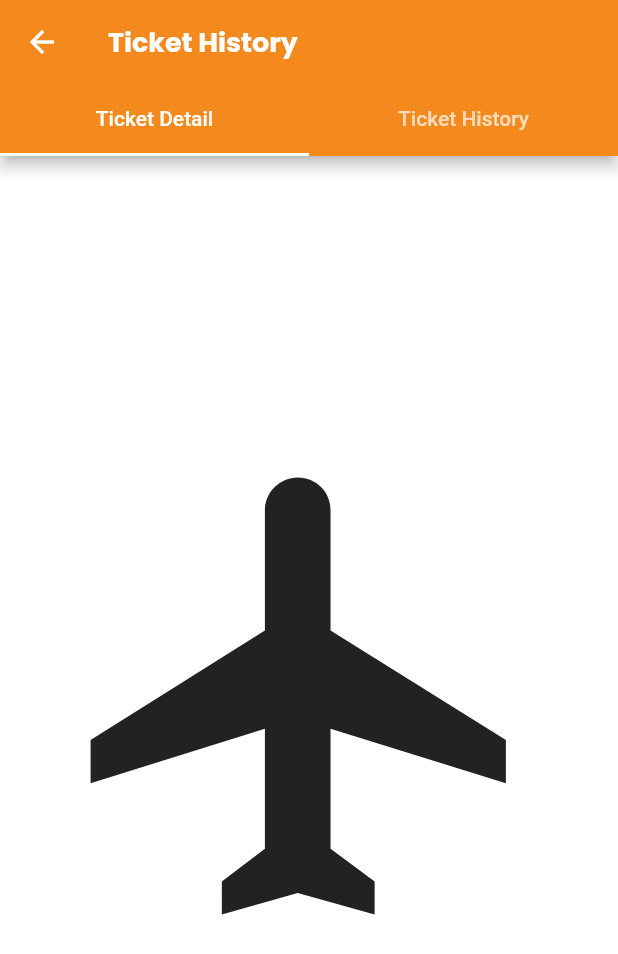
After one commit to Dbzeus/admin_profixr, a Flutter app: the TicketHistoryScreen screen opened by its route, on a phone screen of 412 x 824 dp. The commit adds this screen. Shown: the top 954 px of the screen. Run offline on Flutter 3.47's test engine with Material 2 defaults, Android fonts, the phone set to English and light mode, and no system bars; our stand-ins replace cached_network_image, dio, flutter_svg, get, get_storage, google_fonts and 1 more; accounts and stored records are empty; network calls fail; project files that could hold a hidden picture were left out.

Commit message:
ticket ui finished

```diff
--- a/lib/routes/app_pages.dart
+++ b/lib/routes/app_pages.dart
@@ -8,10 +8,13 @@ import 'package:profixer_admin/screens/auth/verification/verification_screen.dar
 import 'package:profixer_admin/screens/category_menu/category_Menu_screen.dart';
 
 import 'package:profixer_admin/screens/main/main_screen.dart';
+import 'package:profixer_admin/screens/new_ticket/new_ticket_screen.dart';
 import 'package:profixer_admin/screens/onboarding/language/language_screen.dart';
 
 import 'package:profixer_admin/screens/service_menu/service_menu_screen.dart';
 import 'package:profixer_admin/screens/ticket/ticket_screen.dart';
+import 'package:profixer_admin/screens/ticket_history/ticket_history_screen.dart';
+
 
 
 import '../screens/auth/login/login_screen.dart';
@@ -54,9 +57,18 @@ class AppPages {
     GetPage(
       name: Routes.addCategory,
       page: () =>  AddCategoryScreen(),
-    ), GetPage(
+    ),
+    GetPage(
       name: Routes.newTicket,
+      page: () =>  NewTicketScreen(),
+    ),
+    GetPage(
+      name: Routes.ticket,
       page: () =>  TicketScreen(),
+    ),
+    GetPage(
+      name: Routes.ticketHistory,
+      page: () =>  TicketHistoryScreen(),
     ),
   ];
 }
--- a/lib/routes/app_routes.dart
+++ b/lib/routes/app_routes.dart
@@ -9,5 +9,7 @@ abstract class Routes {
   static const categoryMenu = "/categoryMenu";
   static const addCategory = "/addCategory";
   static const newTicket = "/newTicket";
+  static const ticket = "/ticket";
+  static const ticketHistory = "/ticketHistory";
 
 }
--- /dev/null
+++ b/lib/screens/ticket_history/ticket_history_controller.dart
@@ -0,0 +1,5 @@
+
+
+import 'package:get/get.dart';
+
+class TicketHistoryController extends GetxController{}
--- /dev/null
+++ b/lib/screens/ticket_history/ticket_history_screen.dart
@@ -0,0 +1,55 @@
+import 'package:flutter/material.dart';
+import 'package:get/get.dart';
+import 'package:profixer_admin/widgets/custom_appbar.dart';
+
+import '../../helpers/custom_colors.dart';
+
+class TicketHistoryScreen extends StatelessWidget {
+  const TicketHistoryScreen({Key? key}) : super(key: key);
+
+  @override
+  Widget build(BuildContext context) {
+    return DefaultTabController(
+      length: 2,
+      child: Scaffold(
+        appBar: AppBar(
+          leading: IconButton(
+              onPressed: () {
+                Get.back();
+              },
+              icon: const Icon(
+                Icons.arrow_back,
+                color: whiteColor,
+              )),
+          title: Text("Ticket History",style: TextStyle(
+              color: whiteColor,
+              fontSize: 18,
+              fontWeight: FontWeight.bold),
+          ),
+          bottom: TabBar(
+            labelColor: whiteColor,
+            indicatorColor: whiteColor,
+            tabs: [
+              Tab(
+                text: "Ticket Detail",
+
+              ),
+              Tab(
+                text: "Ticket History",
+              ),
+            ],
+          ),
+        ),
+body: TabBarView(
+  children: [
+    Icon(Icons.flight, size: 350),
+    Icon(Icons.directions_transit, size: 350),
+
+  ],
+),
+
+      ),
+
+    );
+  }
+}
```
Also changed, not shown: lib/screens/main/home/home_screen.dart (+7 -1 lines), lib/screens/ticket/ticket_controller.dart (+8 -46 lines).
